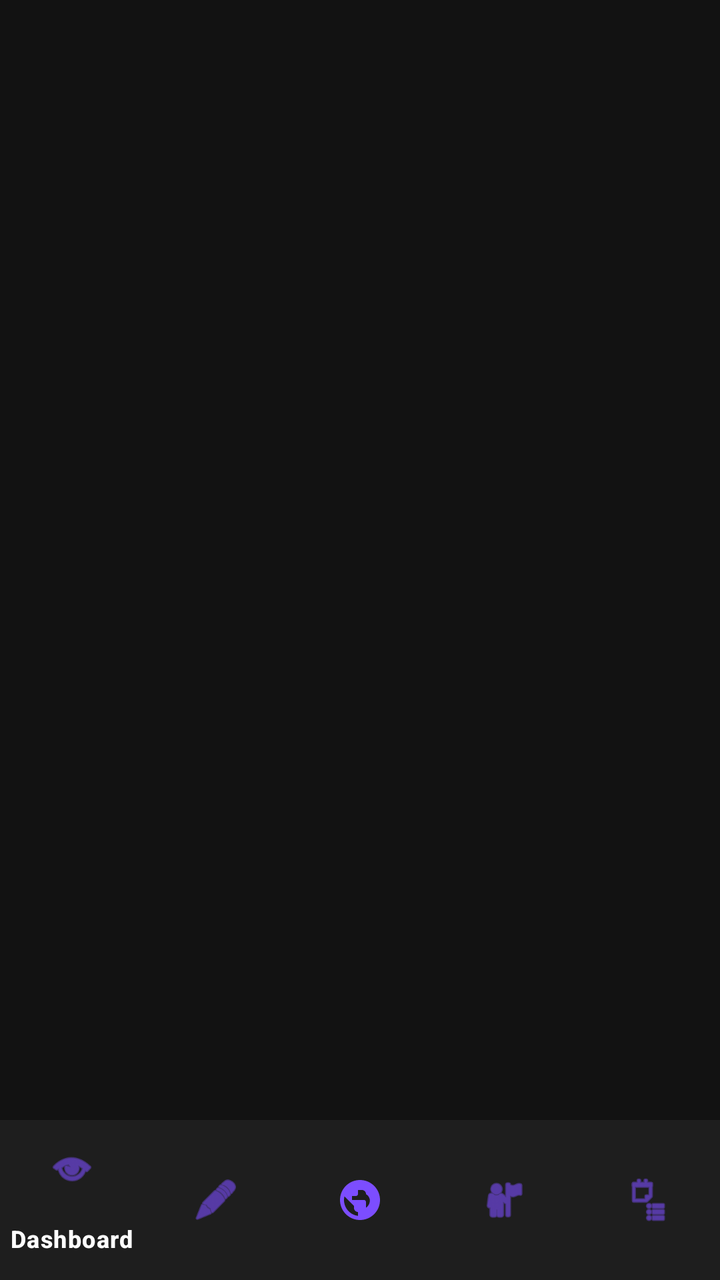
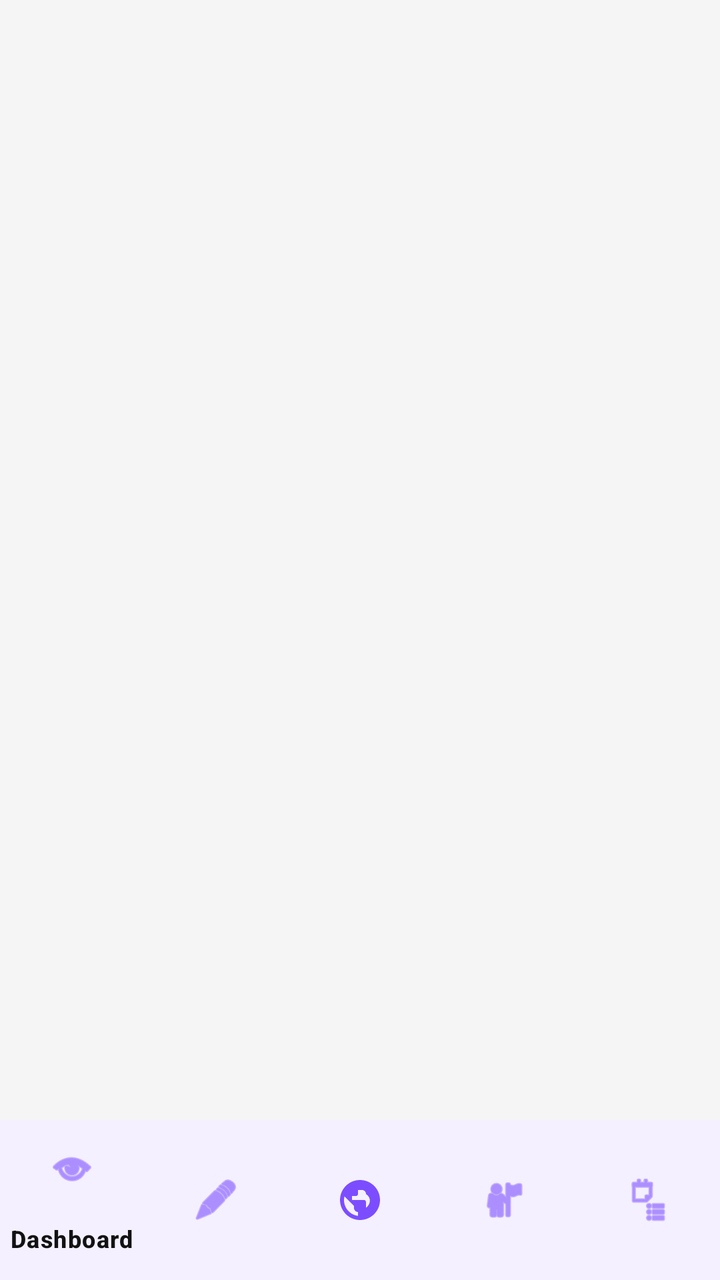

Screens rendered from an Android XML layout before and after an edit, with the pre-edit source and the edit as a unified diff.
<!-- AndroidManifest.xml: application theme Theme.FitBody -->
<!-- res/layout/activity_pt_main.xml -->
<?xml version="1.0" encoding="utf-8"?>
<LinearLayout xmlns:android="http://schemas.android.com/apk/res/android"
    xmlns:app="http://schemas.android.com/apk/res-auto"
    android:layout_width="match_parent"
    android:layout_height="match_parent"
    android:orientation="vertical"
    android:fitsSystemWindows="true"
    android:background="#121212">

    <FrameLayout
        android:id="@+id/frameLayoutPt"
        android:layout_width="match_parent"
        android:layout_height="0dp"
        android:layout_weight="1"/>

    <com.google.android.material.bottomnavigation.BottomNavigationView
        android:id="@+id/bottomNavPt"
        android:layout_width="match_parent"
        android:layout_height="wrap_content"
        android:background="#1E1E1E"
        app:itemIconTint="#7C4DFF"
        app:itemTextColor="#FFFFFF"
        app:menu="@menu/pt_bottom_menu"/>

</LinearLayout>
<!-- resources referenced by this layout -->
<resources>
  <style name="Theme.FitBody" parent="Theme.Material3.DayNight.NoActionBar">
          <item name="colorPrimary">@color/primary</item>
          <item name="android:windowBackground">@color/app_background</item>
          <item name="android:statusBarColor">@color/app_background</item>
          <item name="android:navigationBarColor">@color/app_background</item>
  
          
          <item name="colorSurface">@color/card_background</item>
          <item name="colorOnSurface">@color/text_primary</item>
          <item name="colorOnSurfaceVariant">@color/text_secondary</item>
          <item name="colorOutline">@color/text_secondary</item>
      </style>
  <color name="primary">#7C4DFF</color>
  <color name="app_background">#F5F5F5</color>
  <color name="card_background">#FFFFFF</color>
  <color name="text_primary">#121212</color>
  <color name="text_secondary">#757575</color>
</resources>

<!-- the commit's change to res/layout/activity_pt_main.xml (unified diff, before → after) -->
@@ -5,7 +5,7 @@
     android:layout_height="match_parent"
     android:orientation="vertical"
     android:fitsSystemWindows="true"
-    android:background="#121212">
+    android:background="?android:attr/windowBackground">
 
     <FrameLayout
         android:id="@+id/frameLayoutPt"
@@ -17,9 +17,9 @@
         android:id="@+id/bottomNavPt"
         android:layout_width="match_parent"
         android:layout_height="wrap_content"
-        android:background="#1E1E1E"
+        android:background="?attr/colorSurface"
         app:itemIconTint="#7C4DFF"
-        app:itemTextColor="#FFFFFF"
+        app:itemTextColor="?attr/colorOnSurface"
         app:menu="@menu/pt_bottom_menu"/>
 
 </LinearLayout>
